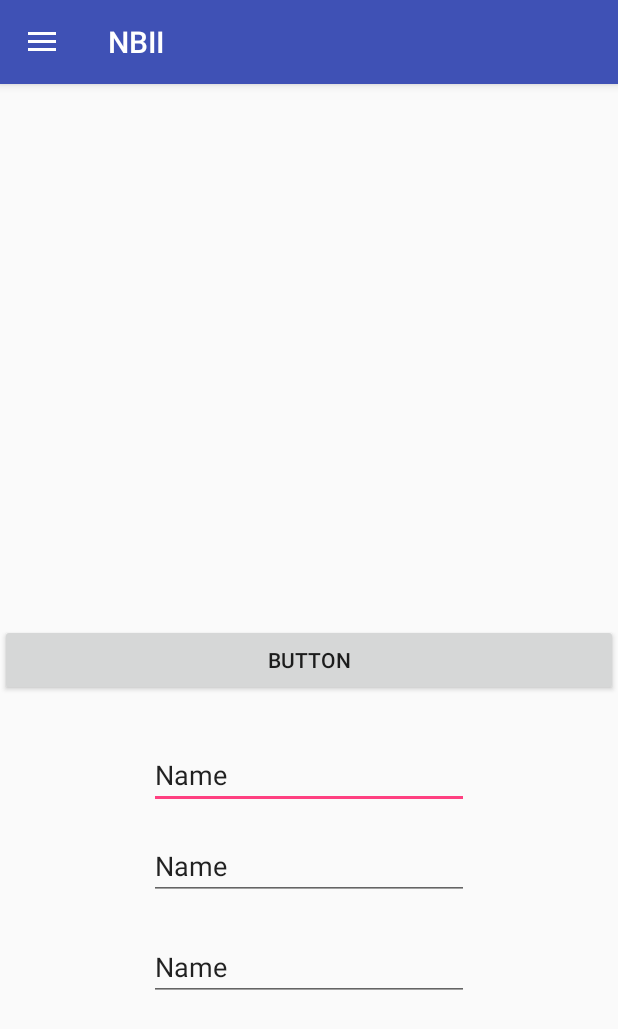
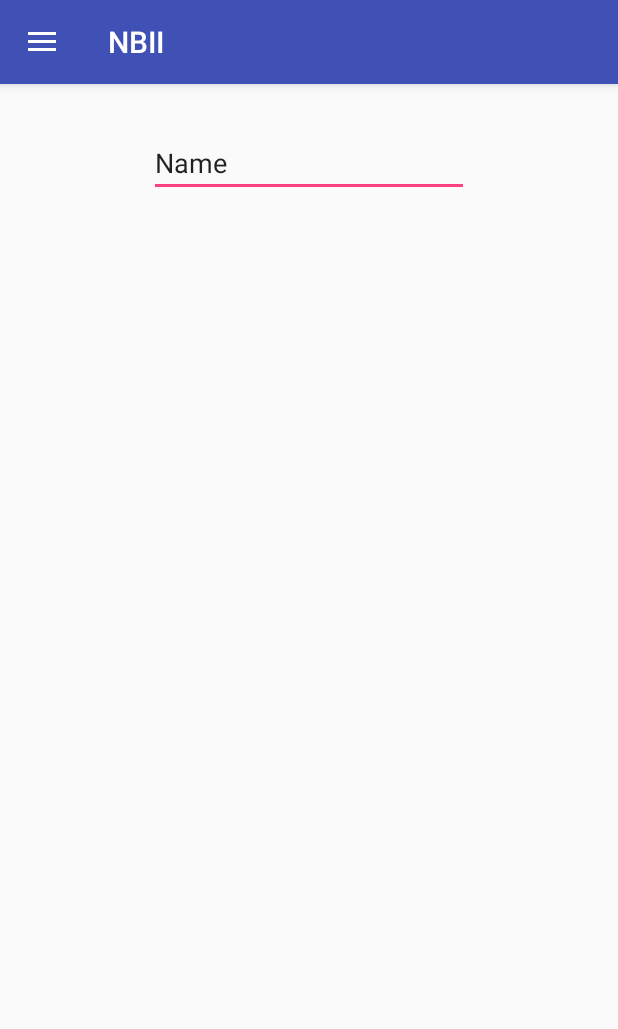
Before and after one commit to lmavonyani/NBII-App, an Android app: the screen it shows after launch (MainActivity), after a tap on "Home", on a phone screen of 412 x 824 dp. Shown: the top 1029 px of the screen. Run offline under Robolectric (Android 15) with nearby library versions, the phone set to English and light mode, and no system bars; 1 other tap on this screen came first.

Commit message:
Multiple changes to fix issues with fragments being replaced wrongly

```diff
--- a/app/src/main/res/layout/fragment_plus_one.xml
+++ b/app/src/main/res/layout/fragment_plus_one.xml
@@ -4,14 +4,6 @@
     android:layout_height="match_parent"
     tools:context=".PlusOneFragment">
 
-
-    <Button
-        android:id="@+id/plus_one_button"
-        android:layout_width="match_parent"
-        android:layout_height="wrap_content"
-        android:text="Button"
-        android:layout_centerVertical="true"
-        android:layout_alignParentStart="true" />
 
     <EditText
         android:id="@+id/editText"
@@ -24,26 +16,4 @@
         android:layout_below="@+id/plus_one_button"
         android:layout_centerHorizontal="true" />
 
-    <EditText
-        android:id="@+id/editText2"
-        android:layout_width="wrap_content"
-        android:layout_height="wrap_content"
-        android:layout_alignEnd="@+id/editText"
-        android:layout_below="@+id/editText"
-        android:layout_marginTop="15dp"
-        android:ems="10"
-        android:inputType="textPersonName"
-        android:text="Name" />
-
-    <EditText
-        android:id="@+id/editText3"
-        android:layout_width="wrap_content"
-        android:layout_height="wrap_content"
-        android:layout_alignStart="@+id/editText2"
-        android:layout_below="@+id/editText2"
-        android:layout_marginTop="22dp"
-        android:ems="10"
-        android:inputType="textPersonName"
-        android:text="Name" />
-
 </RelativeLayout>
```
